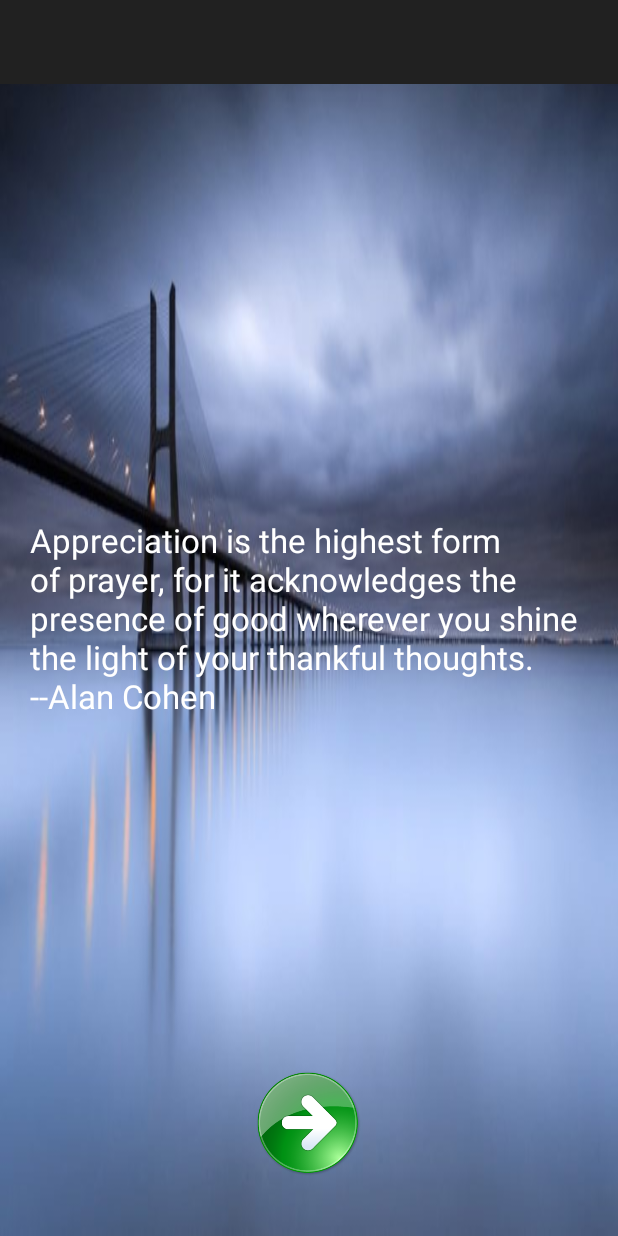
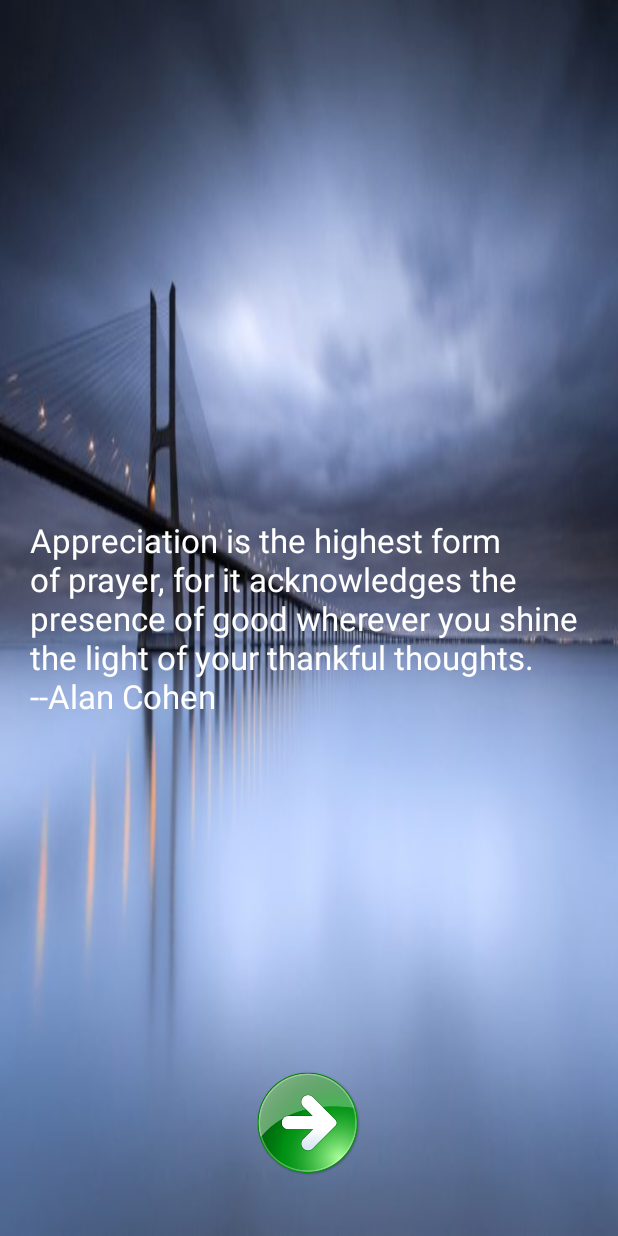
Before and after one commit to f4ww4z/RadonQuote, an Android app: the screen it shows after launch (MainActivity), on a phone screen of 412 x 824 dp. Run offline under Robolectric (Android 15) with nearby library versions, the phone set to English and light mode, and no system bars.

Commit message:
fourth commit

```diff
--- a/app/src/main/AndroidManifest.xml
+++ b/app/src/main/AndroidManifest.xml
@@ -1,6 +1,8 @@
 <?xml version="1.0" encoding="utf-8"?>
 <manifest xmlns:android="http://schemas.android.com/apk/res/android"
     package="com.example.george.radonquote">
+
+    <uses-permission android:name="android.permission.INTERNET" />
 
     <application
         android:allowBackup="true"
--- a/app/src/main/res/layout/activity_main.xml
+++ b/app/src/main/res/layout/activity_main.xml
@@ -8,10 +8,12 @@
     tools:context="com.example.george.radonquote.MainActivity">
 
     <!--custome toolbar-->
-    <include layout="@layout/toolbar" />
+    <!--
+    -->
 
     <!-- textview for displaying quote / aligned center-->
     <TextView
+        android:id="@+id/quote_text"
         android:layout_width="wrap_content"
         android:layout_height="wrap_content"
         android:text="@string/default_quote"
@@ -23,7 +25,7 @@
 
     <!-- imageview as button for next quote / aligned bottom-->
     <ImageView
-        android:id="@+id/imageView"
+        android:id="@+id/next_quote"
         android:layout_width="70dp"
         android:layout_height="70dp"
         android:layout_gravity="bottom|center_horizontal"
--- a/app/src/main/res/layout/toolbar.xml
+++ b/app/src/main/res/layout/toolbar.xml
@@ -4,6 +4,4 @@
     android:id="@+id/my_toolbar"
     android:layout_width="match_parent"
     android:layout_height="?attr/actionBarSize"
-    android:theme="@style/MyToolbarStyle"
-    app:subtitleTextColor="#ffffff"
-    app:titleTextColor="#ffffff" />
+    android:theme="@style/MyToolbarStyle"/>
--- a/app/src/main/res/menu/menu.xml
+++ b/app/src/main/res/menu/menu.xml
@@ -4,6 +4,6 @@
     <!-- Settings, should always be in the overflow -->
     <item android:id="@+id/twitter"
         android:title="tweet"
-        app:showAsAction="always"
-        android:icon="@drawable/share_icon"/>
+        android:icon="@drawable/share_icon"
+        app:showAsAction="always"/>
 </menu>
--- a/app/src/main/res/values/colors.xml
+++ b/app/src/main/res/values/colors.xml
@@ -1,7 +1,7 @@
 <?xml version="1.0" encoding="utf-8"?>
 <resources>
     <color name="colorPrimary">#212121</color>
-    <color name="colorPrimaryDark">#212121</color>
+    <color name="colorPrimaryDark">#000000</color>
     <color name="colorAccent">#FF4081</color>
     <color name="textColor">#FFFFFF</color>
     <color name="icon">#FFFFFF</color>
--- a/app/src/main/res/values/styles.xml
+++ b/app/src/main/res/values/styles.xml
@@ -5,6 +5,7 @@
         <!-- Customize your theme here. -->
         <item name="colorPrimary">@color/colorPrimary</item>
         <item name="colorPrimaryDark">@color/colorPrimaryDark</item>
+        <!--<item name="android:textColor">@android:color/white</item>-->
         <item name="colorAccent">@color/colorAccent</item>
     </style>
 
```
